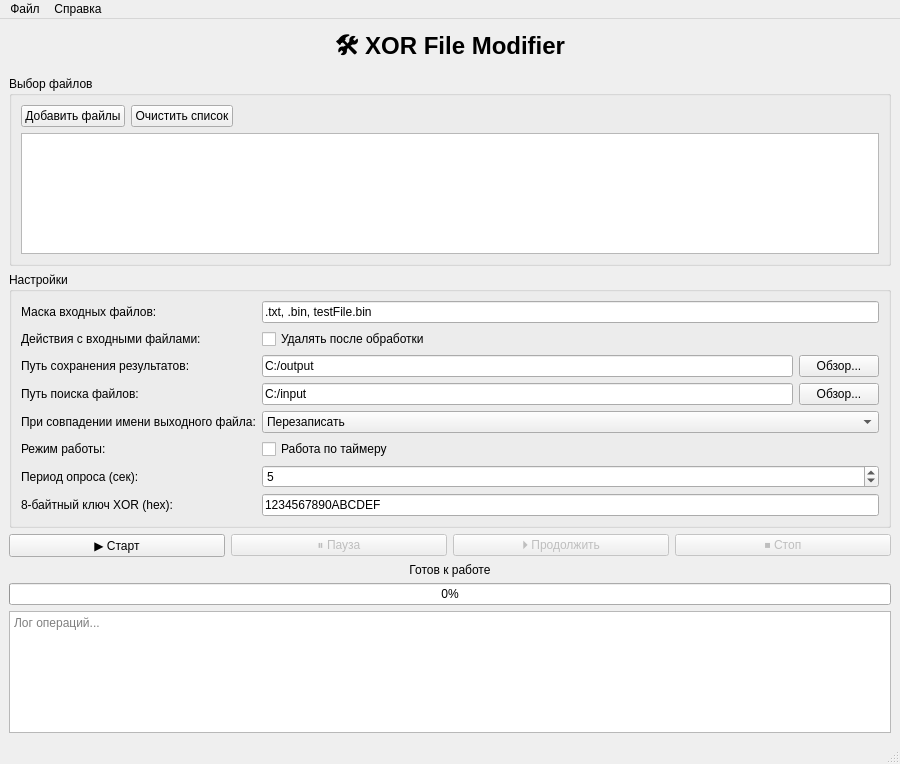
This is forms/mainwindow.ui in DmitryShetinin/BinaryFileProcessor as Qt 5 draws it before an edit. The edited form follows.
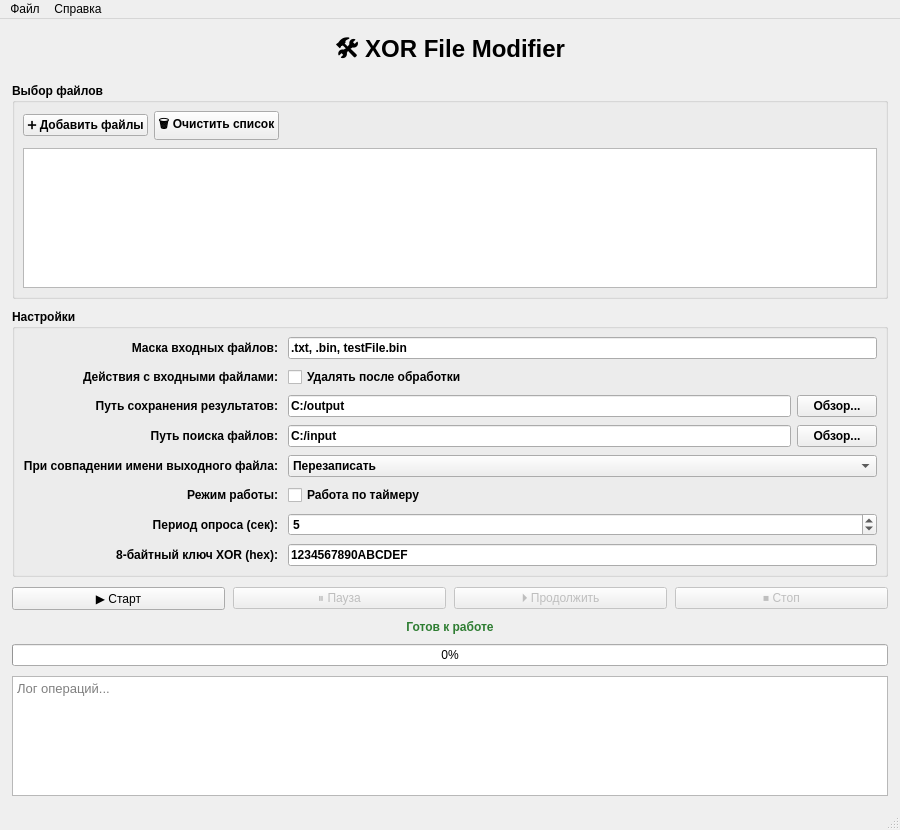
This is the edited form.

Commit message:
feat: complete file selection UI
Complete the file selection controls in the main window.

- Implement multi-file selection through QFileDialog
- Prevent duplicate files in the selection list
- Implement clearing the selected file list
- Improve file selection controls and tooltips
- Polish layout, spacing and visual consistency

The edit to the form file:
```diff
--- a/forms/mainwindow.ui
+++ b/forms/mainwindow.ui
@@ -15,6 +15,21 @@
   </property>
   <widget class="QWidget" name="centralwidget">
    <layout class="QVBoxLayout" name="verticalLayout_2">
+    <property name="spacing">
+     <number>10</number>
+    </property>
+    <property name="leftMargin">
+     <number>12</number>
+    </property>
+    <property name="topMargin">
+     <number>12</number>
+    </property>
+    <property name="rightMargin">
+     <number>12</number>
+    </property>
+    <property name="bottomMargin">
+     <number>12</number>
+    </property>
     <item>
      <widget class="QLabel" name="labelTitle">
       <property name="font">
@@ -36,20 +51,55 @@
       <property name="title">
        <string>Выбор файлов</string>
       </property>
+      <property name="font">
+       <font>
+        <bold>true</bold>
+       </font>
+      </property>
       <layout class="QVBoxLayout" name="verticalLayout_3">
+       <property name="spacing">
+        <number>8</number>
+       </property>
+       <property name="leftMargin">
+        <number>8</number>
+       </property>
+       <property name="topMargin">
+        <number>8</number>
+       </property>
+       <property name="rightMargin">
+        <number>8</number>
+       </property>
+       <property name="bottomMargin">
+        <number>8</number>
+       </property>
        <item>
         <layout class="QHBoxLayout" name="horizontalLayout_2">
+         <property name="spacing">
+          <number>6</number>
+         </property>
          <item>
           <widget class="QPushButton" name="btnAddFiles">
            <property name="text">
-            <string>Добавить файлы</string>
+            <string>➕ Добавить файлы</string>
+           </property>
+           <property name="toolTip">
+            <string>Добавить файлы в список обработки</string>
+           </property>
+           <property name="minimumHeight">
+            <number>28</number>
            </property>
           </widget>
          </item>
          <item>
           <widget class="QPushButton" name="btnClearFiles">
            <property name="text">
-            <string>Очистить список</string>
+            <string>🗑 Очистить список</string>
+           </property>
+           <property name="toolTip">
+            <string>Удалить все файлы из списка</string>
+           </property>
+           <property name="minimumHeight">
+            <number>28</number>
            </property>
           </widget>
          </item>
@@ -73,7 +123,7 @@
          <property name="minimumSize">
           <size>
            <width>0</width>
-           <height>120</height>
+           <height>140</height>
           </size>
          </property>
          <property name="selectionMode">
@@ -89,12 +139,38 @@
       <property name="title">
        <string>Настройки</string>
       </property>
+      <property name="font">
+       <font>
+        <bold>true</bold>
+       </font>
+      </property>
       <layout class="QGridLayout" name="gridLayout">
+       <property name="horizontalSpacing">
+        <number>10</number>
+       </property>
+       <property name="verticalSpacing">
+        <number>8</number>
+       </property>
+       <property name="leftMargin">
+        <number>8</number>
+       </property>
+       <property name="topMargin">
+        <number>8</number>
+       </property>
+       <property name="rightMargin">
+        <number>8</number>
+       </property>
+       <property name="bottomMargin">
+        <number>8</number>
+       </property>
        <item row="0" column="0">
         <widget class="QLabel" name="labelMask">
          <property name="text">
           <string>Маска входных файлов:</string>
          </property>
+         <property name="alignment">
+          <set>Qt::AlignmentFlag::AlignRight|Qt::AlignmentFlag::AlignTrailing|Qt::AlignmentFlag::AlignVCenter</set>
+         </property>
         </widget>
        </item>
        <item row="0" column="1">
@@ -102,6 +178,12 @@
          <property name="text">
           <string>.txt, .bin, testFile.bin</string>
          </property>
+         <property name="toolTip">
+          <string>Расширения или имена файлов через запятую</string>
+         </property>
+         <property name="placeholderText">
+          <string>Например: .txt, .bin, file.dat</string>
+         </property>
         </widget>
        </item>
        <item row="1" column="0">
@@ -109,6 +191,9 @@
          <property name="text">
           <string>Действия с входными файлами:</string>
          </property>
+         <property name="alignment">
+          <set>Qt::AlignmentFlag::AlignRight|Qt::AlignmentFlag::AlignTrailing|Qt::AlignmentFlag::AlignVCenter</set>
+         </property>
         </widget>
        </item>
        <item row="1" column="1">
@@ -123,10 +208,16 @@
          <property name="text">
           <string>Путь сохранения результатов:</string>
          </property>
+         <property name="alignment">
+          <set>Qt::AlignmentFlag::AlignRight|Qt::AlignmentFlag::AlignTrailing|Qt::AlignmentFlag::AlignVCenter</set>
+         </property>
         </widget>
        </item>
        <item row="2" column="1">
         <layout class="QHBoxLayout" name="horizontalLayoutOutputPath">
+         <property name="spacing">
+          <number>6</number>
+         </property>
          <item>
           <widget class="QLineEdit" name="editOutputPath">
            <property name="text">
@@ -143,8 +234,21 @@
          </item>
         </layout>
        </item>
+       <item row="3" column="0">
+        <widget class="QLabel" name="labelInputPath">
+         <property name="text">
+          <string>Путь поиска файлов:</string>
+         </property>
+         <property name="alignment">
+          <set>Qt::AlignmentFlag::AlignRight|Qt::AlignmentFlag::AlignTrailing|Qt::AlignmentFlag::AlignVCenter</set>
+         </property>
+        </widget>
+       </item>
        <item row="3" column="1">
         <layout class="QHBoxLayout" name="horizontalLayoutInputPath">
+         <property name="spacing">
+          <number>6</number>
+         </property>
          <item>
           <widget class="QLineEdit" name="editInputPath">
            <property name="text">
@@ -166,6 +270,9 @@
          <property name="text">
           <string>При совпадении имени выходного файла:</string>
          </property>
+         <property name="alignment">
+          <set>Qt::AlignmentFlag::AlignRight|Qt::AlignmentFlag::AlignTrailing|Qt::AlignmentFlag::AlignVCenter</set>
+         </property>
         </widget>
        </item>
        <item row="4" column="1">
@@ -187,6 +294,9 @@
          <property name="text">
           <string>Режим работы:</string>
          </property>
+         <property name="alignment">
+          <set>Qt::AlignmentFlag::AlignRight|Qt::AlignmentFlag::AlignTrailing|Qt::AlignmentFlag::AlignVCenter</set>
+         </property>
         </widget>
        </item>
        <item row="5" column="1">
@@ -201,6 +311,9 @@
          <property name="text">
           <string>Период опроса (сек):</string>
          </property>
+         <property name="alignment">
+          <set>Qt::AlignmentFlag::AlignRight|Qt::AlignmentFlag::AlignTrailing|Qt::AlignmentFlag::AlignVCenter</set>
+         </property>
         </widget>
        </item>
        <item row="6" column="1">
@@ -221,6 +334,9 @@
          <property name="text">
           <string>8-байтный ключ XOR (hex):</string>
          </property>
+         <property name="alignment">
+          <set>Qt::AlignmentFlag::AlignRight|Qt::AlignmentFlag::AlignTrailing|Qt::AlignmentFlag::AlignVCenter</set>
+         </property>
         </widget>
        </item>
        <item row="7" column="1">
@@ -234,12 +350,8 @@
          <property name="maxLength">
           <number>16</number>
          </property>
-        </widget>
-       </item>
-       <item row="3" column="0">
-        <widget class="QLabel" name="labelOutputPath">
-         <property name="text">
-          <string>Путь поиска файлов:</string>
+         <property name="toolTip">
+          <string>16 символов в шестнадцатеричном формате (8 байт)</string>
          </property>
         </widget>
        </item>
@@ -248,6 +360,9 @@
     </item>
     <item>
      <layout class="QHBoxLayout" name="horizontalLayoutButtons">
+      <property name="spacing">
+       <number>8</number>
+      </property>
       <item>
        <widget class="QPushButton" name="btnStart">
         <property name="text">
@@ -295,6 +410,9 @@
       <property name="alignment">
        <set>Qt::AlignmentFlag::AlignCenter</set>
       </property>
+      <property name="styleSheet">
+       <string notr="true">font-weight: bold; color: #2e7d32;</string>
+      </property>
      </widget>
     </item>
     <item>
@@ -318,6 +436,15 @@
       <property name="placeholderText">
        <string>Лог операций...</string>
       </property>
+      <property name="minimumSize">
+       <size>
+        <width>0</width>
+        <height>120</height>
+       </size>
+      </property>
+      <property name="styleSheet">
+       <string notr="true">font-family: Consolas, "Courier New", monospace; font-size: 10pt;</string>
+      </property>
      </widget>
     </item>
    </layout>
```
Left out of the diff: 60 changed lines with no effect on the pictures. The commit also changes 2 other files.
